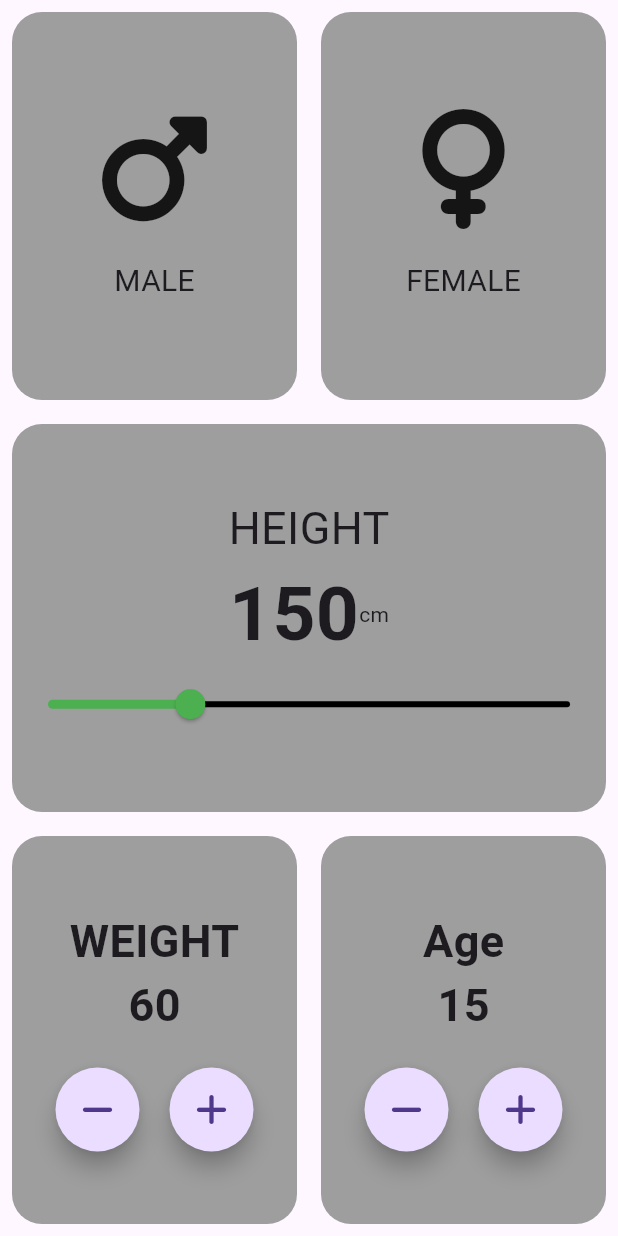
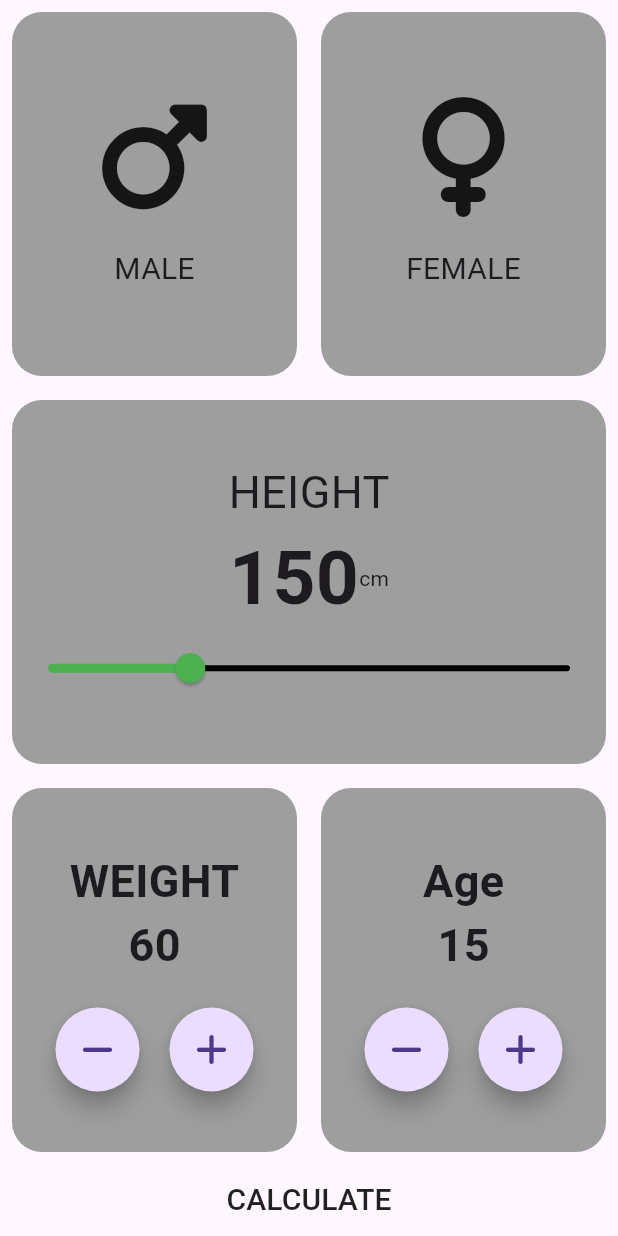
Before and after one commit to MohamedHisham34/BMI_Calculator, a Flutter app: the screen it shows after launch, on a phone screen of 412 x 824 dp. Run offline on Flutter 3.47's test engine with Material 3 defaults, Android fonts, the phone set to English and light mode, and no system bars; our stand-ins replace font_awesome_flutter.

Commit message:
Calculator_Functions

```diff
--- /dev/null
+++ b/lib/calculator_functions.dart
@@ -0,0 +1,18 @@
+import 'dart:math';
+
+class Calculator_Brain {
+  Calculator_Brain({required this.height, required this.weight});
+
+  final int weight;
+  final int height;
+  late double _bmi;
+
+  String bmicalculation() {
+    double _bmi = weight / pow(height / 100, 2);
+    return _bmi.toStringAsFixed(1);
+  }
+
+  double get_bmi_result() {
+    return _bmi;
+  }
+}
--- a/lib/main.dart
+++ b/lib/main.dart
@@ -1,6 +1,9 @@
 // ignore_for_file: prefer_const_literals_to_create_immutables, prefer_const_constructors, sort_child_properties_last
 
+import 'package:BMI_Calculator/calculator_functions.dart';
 import 'package:BMI_Calculator/column__gender_type.dart';
+import 'package:BMI_Calculator/result_page.dart';
+import 'package:BMI_Calculator/round_floating_button.dart';
 import 'package:BMI_Calculator/useablecontanair.dart';
 import 'package:flutter/cupertino.dart';
 import 'package:flutter/material.dart';
@@ -15,11 +18,12 @@ int weight = 60;
 int Age = 15;
 IconData IconPlus = FontAwesomeIcons.plus;
 IconData IconMinus = FontAwesomeIcons.minus;
-
 bool maleisPressed = false;
 bool femaleisPressed = false;
 
 enum genders { male, female }
+
+double bmireuslt = 0;
 
 void selectgender(genders genderType) {
   if (genderType == genders.male) {
@@ -47,8 +51,24 @@ class _MyAppState extends State<MyApp> {
   @override
   Widget build(BuildContext context) {
     return MaterialApp(
-      home: Scaffold(
-          body: Column(
+      home: HomePage(),
+    );
+  }
+}
+
+class HomePage extends StatefulWidget {
+  const HomePage({super.key});
+
+  @override
+  State<HomePage> createState() => _HomePageState();
+}
+
+class _HomePageState extends State<HomePage> {
+  @override
+  Widget build(BuildContext context) {
+    return Scaffold(
+      body: Column(
+        crossAxisAlignment: CrossAxisAlignment.stretch,
         children: [
           Expanded(
               child: Row(
@@ -221,29 +241,24 @@ class _MyAppState extends State<MyApp> {
               ],
             ),
           ),
+          MaterialButton(
+            onPressed: () {
+              Calculator_Brain calculator_brain =
+                  Calculator_Brain(height: height, weight: weight);
+              String bmireuslt = calculator_brain.bmicalculation();
+              Navigator.push(
+                context,
+                MaterialPageRoute(
+                    builder: (context) => ResultsPage(bmiResult: bmireuslt)),
+              );
+            },
+            child: Text(
+              "CALCULATE",
+              style: TextStyle(fontSize: 20),
+            ),
+          ),
         ],
-      )),
+      ),
     );
   }
 }
-
-class RoundFloatingButton extends StatelessWidget {
-  const RoundFloatingButton({
-    required this.onPressed,
-    required this.icon,
-    super.key,
-  });
-
-  final Function onPressed;
-  final IconData icon;
-
-  @override
-  Widget build(BuildContext context) {
-    return FloatingActionButton(
-        shape: CircleBorder(),
-        child: Icon(icon),
-        onPressed: () {
-          onPressed();
-        });
-  }
-}
--- /dev/null
+++ b/lib/round_floating_button.dart
@@ -0,0 +1,25 @@
+// ignore_for_file: prefer_const_literals_to_create_immutables, prefer_const_constructors, sort_child_properties_last
+
+import 'package:flutter/cupertino.dart';
+import 'package:flutter/material.dart';
+
+class RoundFloatingButton extends StatelessWidget {
+  const RoundFloatingButton({
+    required this.onPressed,
+    required this.icon,
+    super.key,
+  });
+
+  final Function onPressed;
+  final IconData icon;
+
+  @override
+  Widget build(BuildContext context) {
+    return FloatingActionButton(
+        shape: CircleBorder(),
+        child: Icon(icon),
+        onPressed: () {
+          onPressed();
+        });
+  }
+}
```
Also changed, not shown: lib/constants.dart (added, +41 -0 lines), lib/result_page.dart (added, +40 -0 lines).
